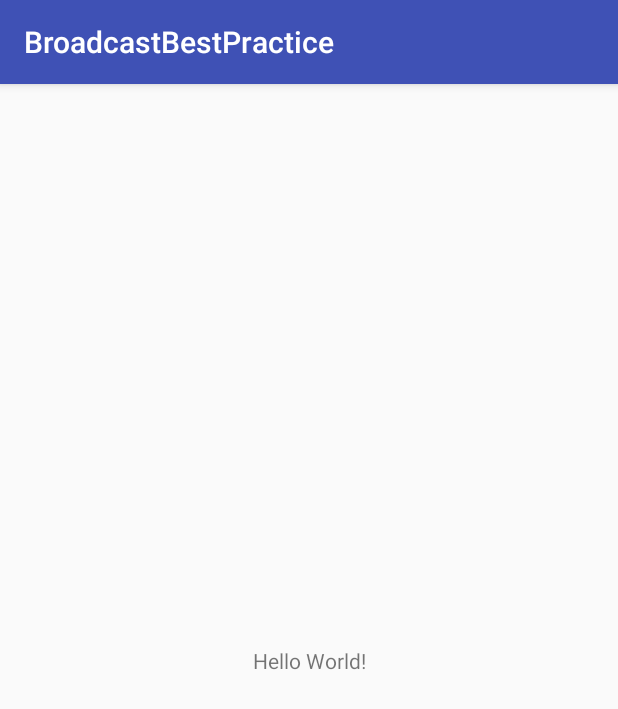
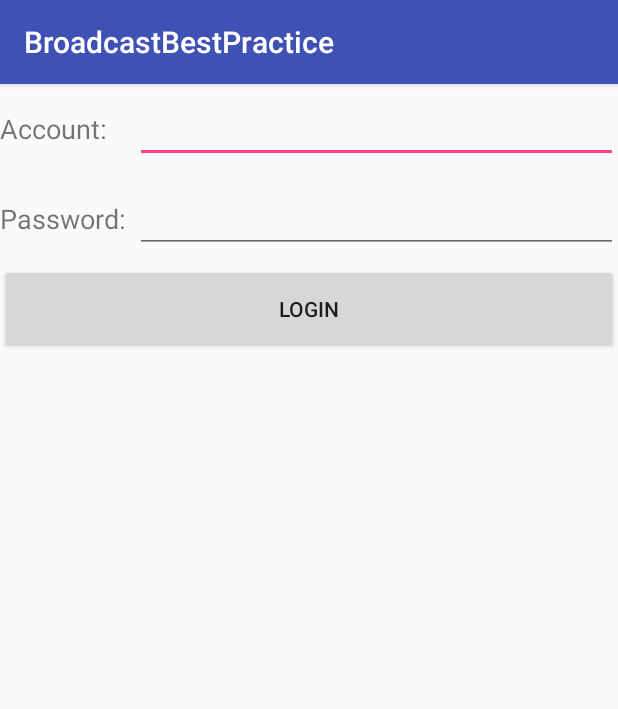
Before and after one commit to ChineseRoyalStar/AndroidTyro, an Android app: the screen it shows after launch (MainActivity before the commit, LoginActivity after it), on a phone screen of 412 x 824 dp. Shown: the top 709 px of the screen. Run offline under Robolectric (Android 15) with nearby library versions, the light colour scheme and no system bars.

Commit message:
Chapter5

```diff
--- a/Chapter5/BroadcastBestPractice/app/src/main/AndroidManifest.xml
+++ b/Chapter5/BroadcastBestPractice/app/src/main/AndroidManifest.xml
@@ -9,10 +9,13 @@
         android:roundIcon="@mipmap/ic_launcher_round"
         android:supportsRtl="true"
         android:theme="@style/AppTheme">
+
         <activity android:name=".MainActivity">
+        </activity>
+
+        <activity android:name=".LoginActivity">
             <intent-filter>
                 <action android:name="android.intent.action.MAIN" />
-
                 <category android:name="android.intent.category.LAUNCHER" />
             </intent-filter>
         </activity>
--- a/Chapter5/BroadcastBestPractice/app/src/main/java/com/example/armada/broadcastbestpractice/BaseActivity.java
+++ b/Chapter5/BroadcastBestPractice/app/src/main/java/com/example/armada/broadcastbestpractice/BaseActivity.java
@@ -1,7 +1,13 @@
 package com.example.armada.broadcastbestpractice;
 
+import android.content.BroadcastReceiver;
+import android.content.Context;
+import android.content.DialogInterface;
+import android.content.Intent;
+import android.content.IntentFilter;
 import android.os.Bundle;
 import android.support.annotation.Nullable;
+import android.support.v7.app.AlertDialog;
 import android.support.v7.app.AppCompatActivity;
 
 /**
@@ -9,6 +15,8 @@ import android.support.v7.app.AppCompatActivity;
  */
 
 public class BaseActivity extends AppCompatActivity {
+
+    private ForceOfflineReceiver receiver;
 
     @Override
     protected void onCreate(@Nullable Bundle savedInstanceState) {
@@ -21,4 +29,43 @@ public class BaseActivity extends AppCompatActivity {
         super.onDestroy();
         ActivityCollector.removeActivity(this);
     }
+
+    @Override
+    protected void onResume() {
+        super.onResume();
+        IntentFilter intentFilter = new IntentFilter();
+        intentFilter.addAction("com.example.broadcastbestpractice.FORCE_OFFLINE");
+        receiver = new ForceOfflineReceiver();
+        registerReceiver(receiver,intentFilter);
+    }
+
+    @Override
+    protected void onPause() {
+        super.onPause();
+        if (receiver != null) {
+            unregisterReceiver(receiver);
+            receiver = null;
+        }
+    }
+
+    class ForceOfflineReceiver extends BroadcastReceiver {
+
+        @Override
+        public void onReceive(final Context context, Intent intent) {
+            AlertDialog.Builder builder = new AlertDialog.Builder(context);
+            builder.setTitle("Warning");
+            builder.setMessage("You are forced to be offline. Please try to login again.");
+            builder.setCancelable(false);
+
+            builder.setPositiveButton("OK", new DialogInterface.OnClickListener() {
+                @Override
+                public void onClick(DialogInterface dialog, int which) {
+                    ActivityCollector.finishAll(); // 销毁所有活动
+                    Intent intent = new Intent(context, LoginActivity.class);
+                    context.startActivity(intent);
+                }
+            });
+            builder.show();
+        }
+    }
 }
--- /dev/null
+++ b/Chapter5/BroadcastBestPractice/app/src/main/java/com/example/armada/broadcastbestpractice/LoginActivity.java
@@ -0,0 +1,50 @@
+package com.example.armada.broadcastbestpractice;
+
+import android.content.Intent;
+import android.os.Bundle;
+import android.support.annotation.Nullable;
+import android.view.View;
+import android.widget.Button;
+import android.widget.EditText;
+import android.widget.Toast;
+
+/**
+ * Created by armada on 2018/2/2.
+ */
+
+public class LoginActivity extends BaseActivity {
+
+    private EditText accountEdit;
+
+    private EditText passwordEdit;
+
+    private Button login;
+
+    @Override
+    protected void onCreate(@Nullable Bundle savedInstanceState) {
+        super.onCreate(savedInstanceState);
+        setContentView(R.layout.activity_login);
+
+        accountEdit = (EditText)findViewById(R.id.account);
+        passwordEdit = (EditText)findViewById(R.id.password);
+        login = (Button)findViewById(R.id.login);
+        login.setOnClickListener(new View.OnClickListener() {
+
+            @Override
+            public void onClick(View v) {
+
+                String account = accountEdit.getText().toString();
+                String password = passwordEdit.getText().toString();
+
+                //如果账号是admin且密码是123456, 就认为登录成功
+                if (account.equals("admin") && password.equals("123456")) {
+                    Intent intent = new Intent(LoginActivity.this, MainActivity.class);
+                    startActivity(intent);
+                    finish();
+                }else {
+                    Toast.makeText(LoginActivity.this, "account or password is invalid", Toast.LENGTH_SHORT).show();
+                }
+            }
+        });
+    }
+}
--- /dev/null
+++ b/Chapter5/BroadcastBestPractice/app/src/main/res/layout/activity_login.xml
@@ -0,0 +1,57 @@
+<?xml version="1.0" encoding="utf-8"?>
+<LinearLayout
+    xmlns:android="http://schemas.android.com/apk/res/android"
+    android:orientation="vertical"
+    android:layout_width="match_parent"
+    android:layout_height="match_parent">
+
+    <LinearLayout
+        android:orientation="horizontal"
+        android:layout_width="match_parent"
+        android:layout_height="60dp">
+
+        <TextView
+            android:layout_width="90dp"
+            android:layout_height="wrap_content"
+            android:layout_gravity="center_vertical"
+            android:textSize="18sp"
+            android:text="Account:"/>
+
+        <EditText
+            android:id="@+id/account"
+            android:layout_width="0dp"
+            android:layout_height="wrap_content"
+            android:layout_weight="1"
+            android:layout_gravity="center_vertical"/>
+
+    </LinearLayout>
+
+    <LinearLayout
+        android:orientation="horizontal"
+        android:layout_width="match_parent"
+        android:layout_height="60dp">
+
+        <TextView
+            android:layout_width="90dp"
+            android:layout_height="wrap_content"
+            android:layout_gravity="center_vertical"
+            android:textSize="18sp"
+            android:text="Password:"/>
+
+        <EditText
+            android:id="@+id/password"
+            android:layout_width="0dp"
+            android:layout_height="wrap_content"
+            android:layout_weight="1"
+            android:layout_gravity="center_vertical"
+            android:inputType="textPassword"/>
+
+    </LinearLayout>
+
+    <Button
+        android:id="@+id/login"
+        android:layout_width="match_parent"
+        android:layout_height="60dp"
+        android:text="Login"/>
+
+</LinearLayout>
--- a/Chapter5/BroadcastBestPractice/app/src/main/res/layout/activity_main.xml
+++ b/Chapter5/BroadcastBestPractice/app/src/main/res/layout/activity_main.xml
@@ -1,18 +1,14 @@
 <?xml version="1.0" encoding="utf-8"?>
-<android.support.constraint.ConstraintLayout xmlns:android="http://schemas.android.com/apk/res/android"
-    xmlns:app="http://schemas.android.com/apk/res-auto"
-    xmlns:tools="http://schemas.android.com/tools"
+<LinearLayout
+    xmlns:android="http://schemas.android.com/apk/res/android"
+    android:orientation="vertical"
     android:layout_width="match_parent"
-    android:layout_height="match_parent"
-    tools:context="com.example.armada.broadcastbestpractice.MainActivity">
+    android:layout_height="match_parent">
 
-    <TextView
-        android:layout_width="wrap_content"
+    <Button
+        android:id="@+id/force_offline"
+        android:layout_width="match_parent"
         android:layout_height="wrap_content"
-        android:text="Hello World!"
-        app:layout_constraintBottom_toBottomOf="parent"
-        app:layout_constraintLeft_toLeftOf="parent"
-        app:layout_constraintRight_toRightOf="parent"
-        app:layout_constraintTop_toTopOf="parent" />
+        android:text="Send force offline broadcast"/>
 
-</android.support.constraint.ConstraintLayout>
+</LinearLayout>
```
Also changed, not shown: Chapter5/BroadcastBestPractice/app/src/main/java/com/example/armada/broadcastbestpractice/MainActivity.java (+13 -2 lines).
